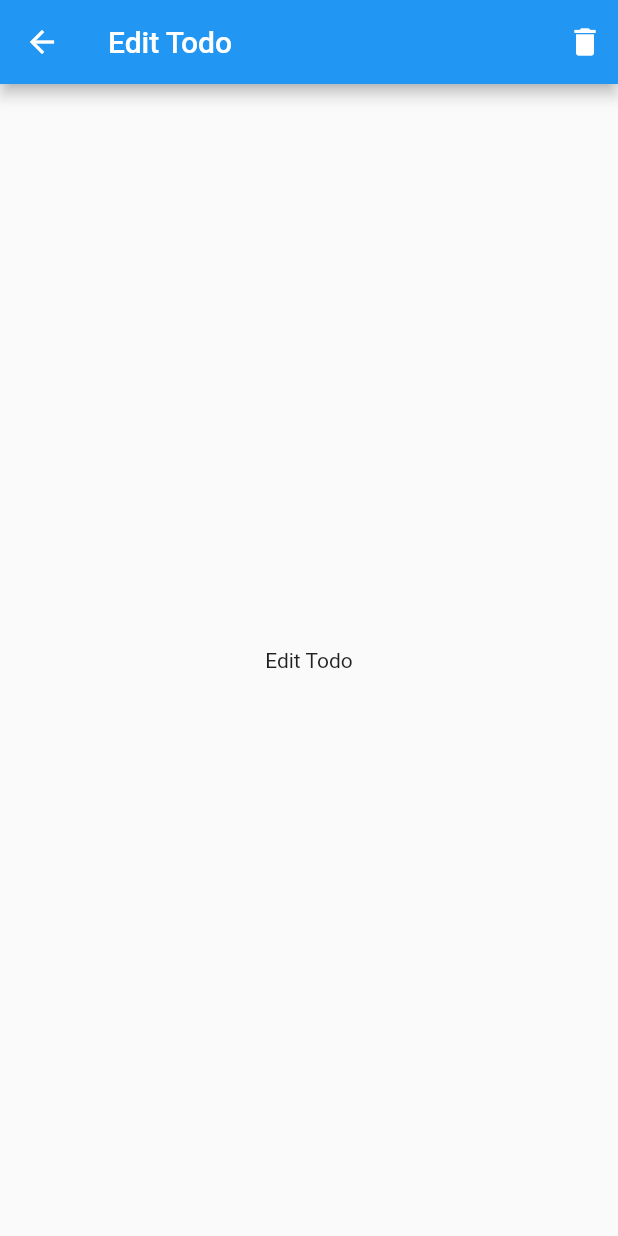
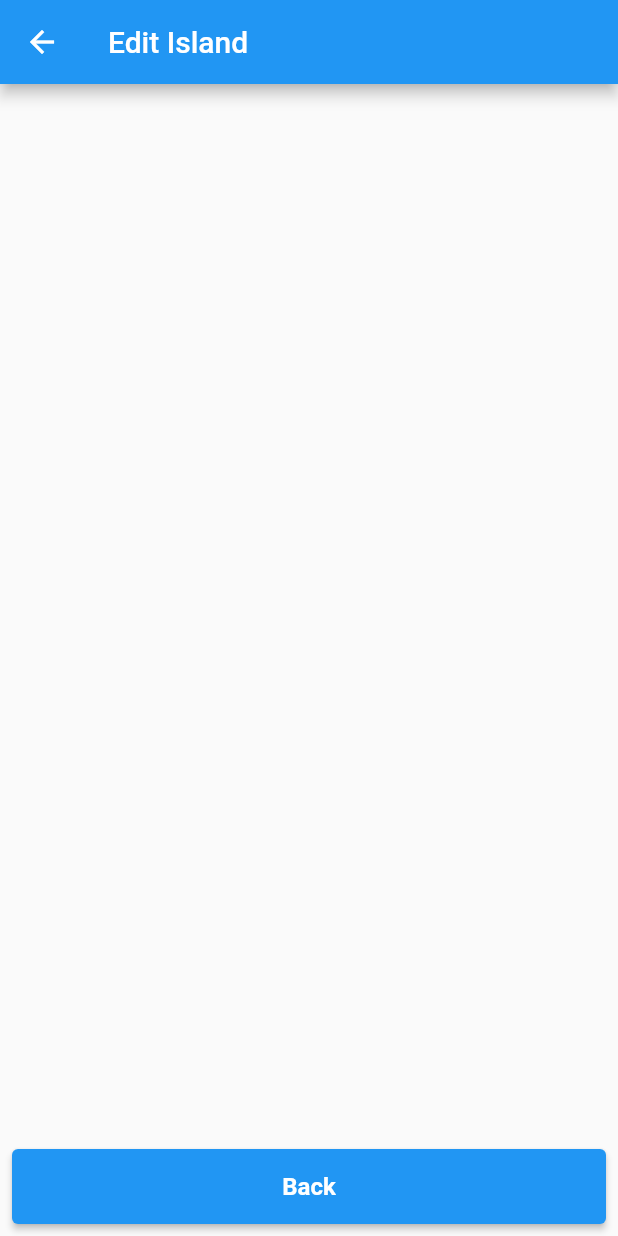
Before and after one commit to rajeshpatil95/flutter_cubit_bloc_poc, a Flutter app: the screen it shows after launch, after a tap on "Fiji", on a phone screen of 412 x 824 dp. Run offline on Flutter 3.47's test engine with Material 2 defaults, Android fonts, the light colour scheme and no system bars; our stand-ins replace bloc, flutter_bloc.

Commit message:
extra utoils added

```diff
--- /dev/null
+++ b/lib/appStateContainer/app_state_container.dart
@@ -0,0 +1,47 @@
+import 'package:flutter/material.dart';
+
+class AppStateContainer extends StatefulWidget {
+  final Widget child;
+
+  AppStateContainer({required this.child});
+
+  static AppStateContainerState of(BuildContext context) {
+    return (context
+            .dependOnInheritedWidgetOfExactType<_InheritedAppStateContainer>())!
+        .data;
+  }
+
+  @override
+  AppStateContainerState createState() => AppStateContainerState();
+}
+
+class AppStateContainerState extends State<AppStateContainer> {
+  bool areDetailsUpdated = false;
+
+  void appUpdateValue(bool value) {
+    setState(() {
+      areDetailsUpdated = value;
+    });
+  }
+
+  @override
+  Widget build(BuildContext context) {
+    return _InheritedAppStateContainer(
+      data: this,
+      child: widget.child,
+    );
+  }
+}
+
+class _InheritedAppStateContainer extends InheritedWidget {
+  final AppStateContainerState data;
+
+  _InheritedAppStateContainer({
+    Key? key,
+    required this.data,
+    required Widget child,
+  }) : super(key: key, child: child);
+
+  @override
+  bool updateShouldNotify(_InheritedAppStateContainer old) => true;
+}
--- /dev/null
+++ b/lib/components/custom_button.dart
@@ -0,0 +1,60 @@
+import 'package:flutter/material.dart';
+import 'package:flutter_cubit_bloc_poc/style/app_colors.dart';
+
+class CustomButton extends StatelessWidget {
+  final Key? key;
+  final double height;
+  final double width;
+  final bool ignoreCondition;
+  final double borderRadius;
+  final VoidCallback? onPressed;
+  final String text;
+  final TextStyle textStyle;
+  final Color? buttonColor;
+  final double margin;
+  final double padding;
+  final BoxDecoration? decoration;
+
+  CustomButton(
+      {this.textStyle = const TextStyle(
+          color: AppColors.white, fontWeight: FontWeight.w700, fontSize: 16.0),
+      this.key,
+      this.text = '',
+      this.width = double.infinity,
+      this.height = 50,
+      this.onPressed,
+      this.borderRadius = 0.0,
+      this.ignoreCondition = false,
+      this.margin = 0,
+      this.padding = 0,
+      this.buttonColor,
+      this.decoration});
+
+  @override
+  Widget build(BuildContext context) {
+    return Container(
+      margin: EdgeInsets.all(margin),
+      padding: EdgeInsets.all(padding),
+      height: height,
+      width: width,
+      decoration: decoration,
+      child: IgnorePointer(
+        ignoring: ignoreCondition,
+        child: MaterialButton(
+          disabledColor: AppColors.grey,
+          shape: RoundedRectangleBorder(
+            borderRadius: BorderRadius.circular(
+              borderRadius,
+            ),
+          ),
+          onPressed: onPressed,
+          child: Text(
+            text,
+            style: textStyle,
+          ),
+          color: buttonColor,
+        ),
+      ),
+    );
+  }
+}
--- a/lib/main.dart
+++ b/lib/main.dart
@@ -1,10 +1,18 @@
+import 'dart:async';
+
 import 'package:flutter/material.dart';
 import 'package:flutter_cubit_bloc_poc/navigation/router.dart';
 
+import 'appStateContainer/app_state_container.dart';
+
 void main() {
-  runApp(IslandApp(
-    router: AppRouter(),
-  ));
+  runZonedGuarded<Future<void>>(() async {
+    WidgetsFlutterBinding.ensureInitialized();
+    runApp(AppStateContainer(
+        child: IslandApp(
+      router: AppRouter(),
+    )));
+  }, (Object error, StackTrace stackTrace) async {});
 }
 
 class IslandApp extends StatelessWidget {
--- a/lib/navigation/router.dart
+++ b/lib/navigation/router.dart
@@ -33,7 +33,7 @@ class AppRouter {
         );
       case ADD_ISLAND_ROUTE:
         return MaterialPageRoute(
-          builder: (_) => AddTodoScreen(),
+          builder: (_) => const AddTodoScreen(),
         );
       default:
         return null;
--- a/lib/presentation/edit_todo_screen.dart
+++ b/lib/presentation/edit_todo_screen.dart
@@ -1,6 +1,8 @@
 import 'package:flutter/material.dart';
 
+import '../components/custom_button.dart';
 import '../models/island.dart';
+import '../style/app_colors.dart';
 
 class EditTodoScreen extends StatelessWidget {
   EditTodoScreen({Key? key}) : super(key: key);
@@ -8,19 +10,26 @@ class EditTodoScreen extends StatelessWidget {
   @override
   Widget build(BuildContext context) {
     return Scaffold(
-      appBar: AppBar(
-        title: const Text("Edit Todo"),
-        actions: [
-          InkWell(
-            onTap: () {},
-            child: const Padding(
-              padding: EdgeInsets.all(10.0),
-              child: Icon(Icons.delete),
+      appBar: AppBar(title: const Text("Edit Island")),
+      body: Stack(
+        children: <Widget>[
+          Align(
+            alignment: Alignment.bottomCenter,
+            child: Container(
+              padding: const EdgeInsets.all(8),
+              alignment: Alignment.bottomCenter,
+              child: CustomButton(
+                buttonColor: Colors.blue,
+                borderRadius: 4.0,
+                onPressed: () {
+                  Navigator.of(context).pop();
+                },
+                text: "Back",
+              ),
             ),
           )
         ],
       ),
-      body: const Center(child: Text("Edit Todo")),
     );
   }
 }
--- /dev/null
+++ b/lib/style/app_colors.dart
@@ -0,0 +1,13 @@
+import 'package:flutter/material.dart';
+
+class AppColors {
+  static const Color white = Color(0xffFFFFFF);
+  static const Color black = Color(0xff000000);
+  static const Color grey = Color(0xFF757575);
+  static const Color greyGradient = Color(0xFFEEEEEE);
+  static const Color persianGreen = Color(0xff00A693);
+  static const Color primary = Color(0xff015ecb);
+  static const Color primaryDark = Color(0xff2F579F);
+  static const Color accent = Color(0xfffab206);
+  static const Color errorColor = Color(0xFFB71C1C);
+}
--- a/pubspec.yaml
+++ b/pubspec.yaml
@@ -39,6 +39,7 @@ dependencies:
   flutter_bloc: ^8.1.1
   http: ^0.12.0
   json_annotation: ^3.1.1
+  scoped_model: ^2.0.0
 
 dev_dependencies:
   flutter_test:
```
Also changed, not shown: lib/appStateContainer/app_state_model.dart (added, +12 -0 lines), lib/presentation/add_todo_screen.dart (+19 -9 lines), lib/style/font.dart (added, +38 -0 lines), lib/style/spacing.dart (added, +49 -0 lines), lib/style/style.dart (added, +9 -0 lines), pubspec.lock.
